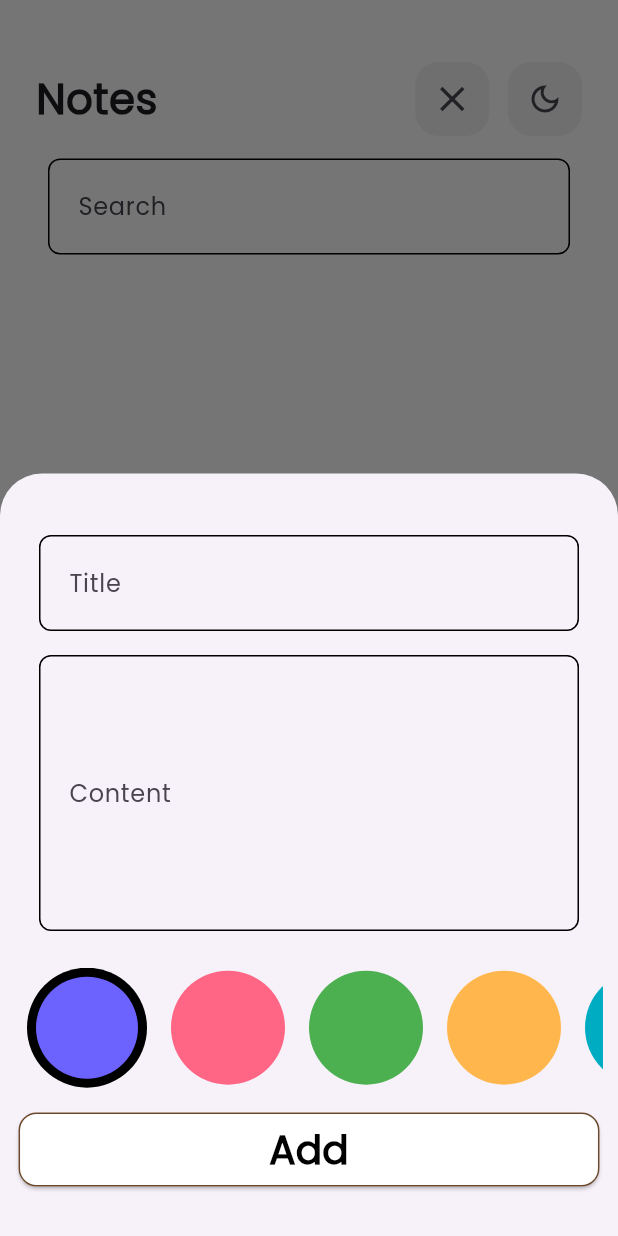
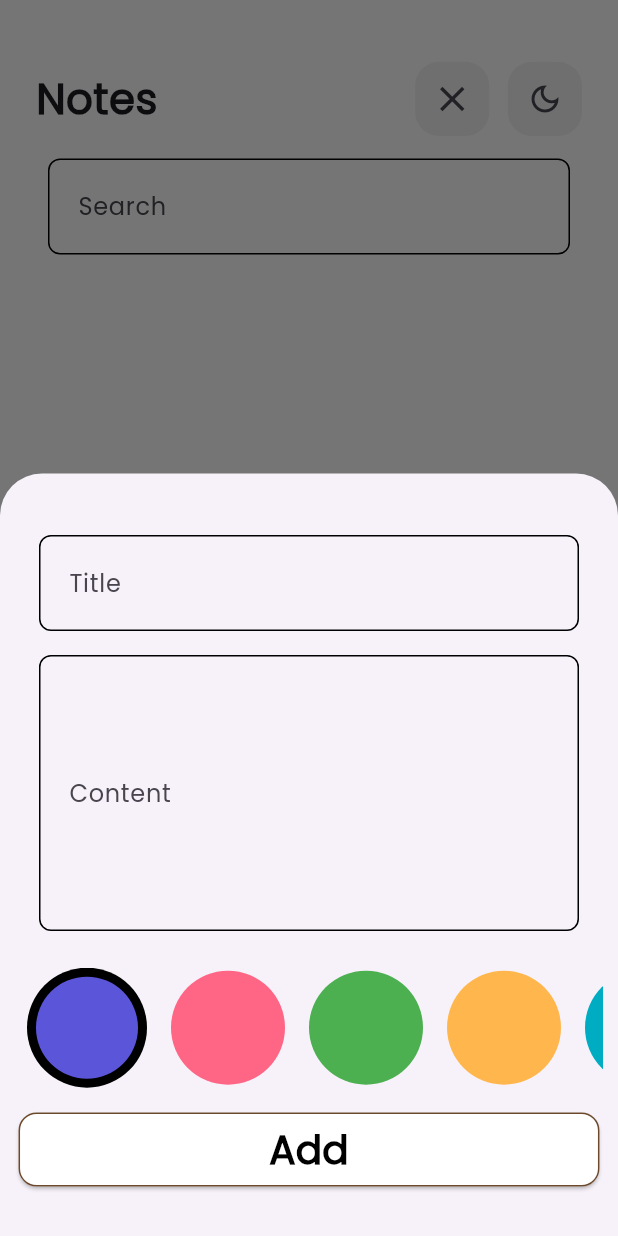
Before and after one commit to OmarGamalDev/notes-app, a Flutter app: the screen it shows after launch, after a tap on the "search" icon, after a tap on the "light mode" icon, after a tap on the "add" icon, on a phone screen of 412 x 824 dp. Run offline on Flutter 3.47's test engine with Material 3 defaults, Android fonts, the phone set to English and light mode, and no system bars; our stand-ins replace flutter_bloc, font_awesome_flutter, hive, hive_flutter; accounts and stored records are empty.

```diff
--- a/lib/core/constants/app_colors.dart
+++ b/lib/core/constants/app_colors.dart
@@ -8,7 +8,7 @@ class AppColors {
   static const whiteColorLight = Color.fromARGB(228, 255, 255, 255);
   static const darkGray = Color.fromARGB(255, 117, 101, 101);
   static const List<Color> colors = [
-    Color(0xFF6C63FF),
+    Color.fromARGB(218, 107, 99, 255),
     Color(0xFFFF6584),
     Color(0xFF4CAF50),
     Color(0xFFFFB74D),
--- a/lib/features/notes/presentation/views/widgets/custom_note_item.dart
+++ b/lib/features/notes/presentation/views/widgets/custom_note_item.dart
@@ -84,7 +84,7 @@ class CustomNoteItem extends StatelessWidget {
       builder: (context) {
         return AlertDialog(
           backgroundColor: context.read<ThemeCubit>().state == ThemeMode.dark
-              ? AppColors.blackColor
+              ? Color(0xff313031)
               : AppColors.whiteColor,
           shape: RoundedRectangleBorder(
             borderRadius: BorderRadius.circular(16),
--- a/pubspec.yaml
+++ b/pubspec.yaml
@@ -31,6 +31,7 @@ flutter:
 
   assets:
     - assets/images/
+    - assets/screenshots/
 
   fonts:
     - family: Poppins
```
Also changed, not shown: lib/features/notes/presentation/views/widgets/edit_note_view_body.dart (+6 -3 lines), 17 other files.
